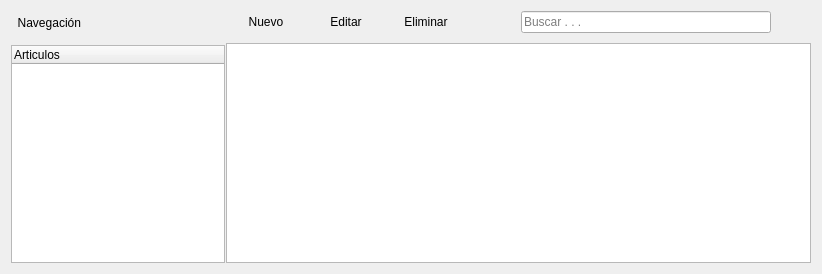
The window that ManagerM/ui_module_articulos.ui (janfranco27/TheProyect) describes before a commit, drawn with Qt 5.
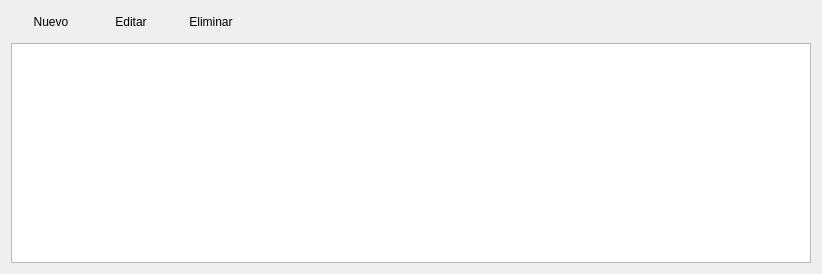
The same window after the commit. Icons and pictures are not drawn. Custom widgets are drawn as their Qt base class.

Commit message: busqueda articulos

```diff
--- a/ManagerM/ui_module_articulos.ui
+++ b/ManagerM/ui_module_articulos.ui
@@ -22,56 +22,6 @@
      <property name="handleWidth">
       <number>1</number>
      </property>
-     <widget class="QWidget" name="layoutWidget_3">
-      <layout class="QVBoxLayout" name="verticalLayout_3">
-       <property name="spacing">
-        <number>10</number>
-       </property>
-       <item>
-        <widget class="QLabel" name="label_2">
-         <property name="sizePolicy">
-          <sizepolicy hsizetype="Expanding" vsizetype="Preferred">
-           <horstretch>0</horstretch>
-           <verstretch>0</verstretch>
-          </sizepolicy>
-         </property>
-         <property name="minimumSize">
-          <size>
-           <width>0</width>
-           <height>24</height>
-          </size>
-         </property>
-         <property name="text">
-          <string>  Navegación </string>
-         </property>
-         <property name="alignment">
-          <set>Qt::AlignLeading|Qt::AlignLeft|Qt::AlignVCenter</set>
-         </property>
-        </widget>
-       </item>
-       <item>
-        <widget class="QTreeWidget" name="treeWidget_articulos">
-         <property name="sizePolicy">
-          <sizepolicy hsizetype="Expanding" vsizetype="Expanding">
-           <horstretch>0</horstretch>
-           <verstretch>0</verstretch>
-          </sizepolicy>
-         </property>
-         <property name="headerHidden">
-          <bool>false</bool>
-         </property>
-         <property name="expandsOnDoubleClick">
-          <bool>true</bool>
-         </property>
-         <column>
-          <property name="text">
-           <string>Articulos</string>
-          </property>
-         </column>
-        </widget>
-       </item>
-      </layout>
-     </widget>
      <widget class="QWidget" name="layoutWidget_4">
       <layout class="QVBoxLayout" name="verticalLayout_4">
        <property name="spacing">
@@ -183,56 +133,29 @@
            <property name="orientation">
             <enum>Qt::Horizontal</enum>
            </property>
+           <property name="sizeType">
+            <enum>QSizePolicy::Expanding</enum>
+           </property>
            <property name="sizeHint" stdset="0">
             <size>
-             <width>168</width>
-             <height>18</height>
+             <width>59</width>
+             <height>20</height>
             </size>
            </property>
           </spacer>
          </item>
          <item>
-          <widget class="QLineEdit" name="lineEdit_buscar_2">
-           <property name="sizePolicy">
-            <sizepolicy hsizetype="Expanding" vsizetype="Fixed">
-             <horstretch>0</horstretch>
-             <verstretch>0</verstretch>
-            </sizepolicy>
+          <spacer name="horizontalSpacer_2">
+           <property name="orientation">
+            <enum>Qt::Horizontal</enum>
            </property>
-           <property name="minimumSize">
+           <property name="sizeHint" stdset="0">
             <size>
-             <width>250</width>
-             <height>0</height>
+             <width>40</width>
+             <height>20</height>
             </size>
            </property>
-           <property name="maximumSize">
-            <size>
-             <width>250</width>
-             <height>16777215</height>
-            </size>
-           </property>
-           <property name="statusTip">
-            <string/>
-           </property>
-           <property name="text">
-            <string/>
-           </property>
-           <property name="frame">
-            <bool>true</bool>
-           </property>
-           <property name="echoMode">
-            <enum>QLineEdit::NoEcho</enum>
-           </property>
-           <property name="alignment">
-            <set>Qt::AlignLeading|Qt::AlignLeft|Qt::AlignVCenter</set>
-           </property>
-           <property name="dragEnabled">
-            <bool>false</bool>
-           </property>
-           <property name="placeholderText">
-            <string>Buscar . . .</string>
-           </property>
-          </widget>
+          </spacer>
          </item>
          <item>
           <widget class="QPushButton" name="pushButton_buscar_2">
@@ -290,6 +213,14 @@
    </item>
   </layout>
  </widget>
+ <customwidgets>
+  <customwidget>
+   <class>ui_advanced_search_articulo</class>
+   <extends>QWidget</extends>
+   <header>ui_advanced_search_articulo.h</header>
+   <container>1</container>
+  </customwidget>
+ </customwidgets>
  <resources>
   <include location="Icons.qrc"/>
  </resources>
```
Left out of the diff: 27 changed lines with no effect on the pictures. The commit also changes 40 other files.
